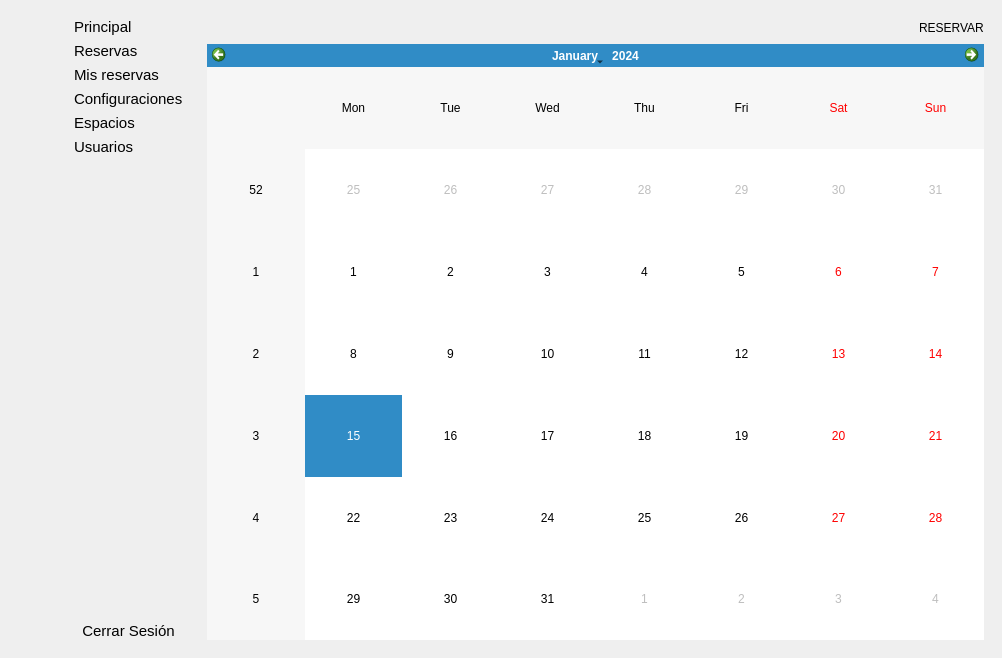
Qt form frontend/vistas/calendario/calendario.ui (Johnatanvq/pooAPP) before a commit.
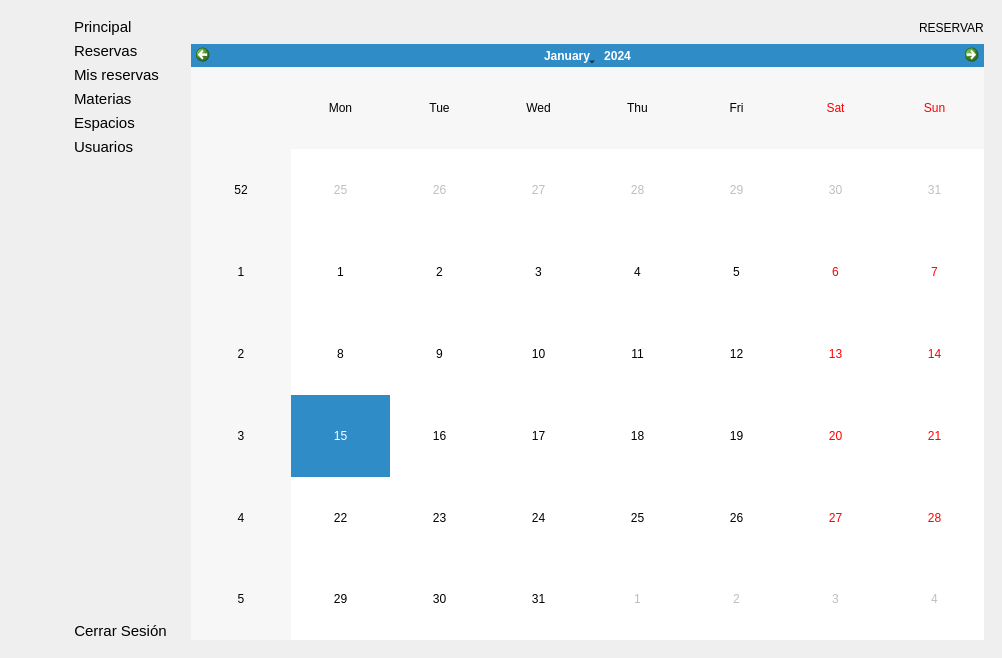
The same form after that commit. Icons and pictures are not drawn.

Commit message: corección label 'Materias'

```diff
--- a/frontend/vistas/calendario/calendario.ui
+++ b/frontend/vistas/calendario/calendario.ui
@@ -728,7 +728,7 @@
 }</string>
          </property>
          <property name="text">
-          <string>Configuraciones</string>
+          <string>Materias</string>
          </property>
          <property name="icon">
           <iconset>
```
The commit also changes 4 other files.
